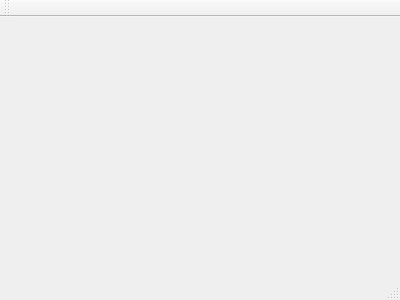
Before: the Qt Designer form 01_calc/mainwindow.ui in highsung/qt, drawn with Qt 5.
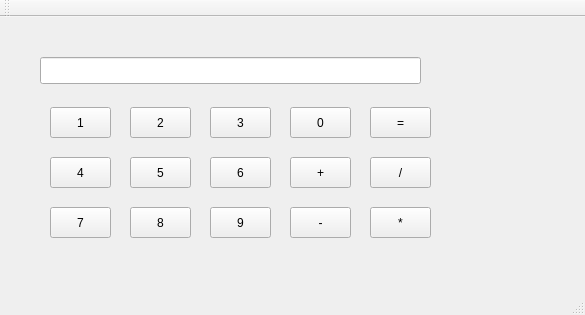
After: the same form once the commit is applied.

The edit to the form file:
```diff
--- a/01_calc/mainwindow.ui
+++ b/01_calc/mainwindow.ui
@@ -1,24 +1,245 @@
 <ui version="4.0">
  <class>MainWindow</class>
- <widget class="QMainWindow" name="MainWindow" >
-  <property name="geometry" >
+ <widget class="QMainWindow" name="MainWindow">
+  <property name="geometry">
    <rect>
     <x>0</x>
     <y>0</y>
-    <width>400</width>
-    <height>300</height>
+    <width>585</width>
+    <height>315</height>
    </rect>
   </property>
   <property name="windowTitle" >
    <string>MainWindow</string>
   </property>
-  <widget class="QMenuBar" name="menuBar" />
-  <widget class="QToolBar" name="mainToolBar" />
-  <widget class="QWidget" name="centralWidget" />
-  <widget class="QStatusBar" name="statusBar" />
+  <widget class="QWidget" name="centralWidget">
+   <widget class="QLineEdit" name="lineEdit">
+    <property name="geometry">
+     <rect>
+      <x>40</x>
+      <y>40</y>
+      <width>381</width>
+      <height>27</height>
+     </rect>
+    </property>
+   </widget>
+   <widget class="QPushButton" name="pushButton">
+    <property name="geometry">
+     <rect>
+      <x>50</x>
+      <y>90</y>
+      <width>61</width>
+      <height>31</height>
+     </rect>
+    </property>
+    <property name="text">
+     <string>1</string>
+    </property>
+   </widget>
+   <widget class="QPushButton" name="pushButton_2">
+    <property name="geometry">
+     <rect>
+      <x>130</x>
+      <y>90</y>
+      <width>61</width>
+      <height>31</height>
+     </rect>
+    </property>
+    <property name="text">
+     <string>2</string>
+    </property>
+   </widget>
+   <widget class="QPushButton" name="pushButton_3">
+    <property name="geometry">
+     <rect>
+      <x>210</x>
+      <y>90</y>
+      <width>61</width>
+      <height>31</height>
+     </rect>
+    </property>
+    <property name="text">
+     <string>3</string>
+    </property>
+   </widget>
+   <widget class="QPushButton" name="pushButton_4">
+    <property name="geometry">
+     <rect>
+      <x>210</x>
+      <y>140</y>
+      <width>61</width>
+      <height>31</height>
+     </rect>
+    </property>
+    <property name="text">
+     <string>6</string>
+    </property>
+   </widget>
+   <widget class="QPushButton" name="pushButton_5">
+    <property name="geometry">
+     <rect>
+      <x>130</x>
+      <y>140</y>
+      <width>61</width>
+      <height>31</height>
+     </rect>
+    </property>
+    <property name="text">
+     <string>5</string>
+    </property>
+   </widget>
+   <widget class="QPushButton" name="pushButton_6">
+    <property name="geometry">
+     <rect>
+      <x>50</x>
+      <y>140</y>
+      <width>61</width>
+      <height>31</height>
+     </rect>
+    </property>
+    <property name="text">
+     <string>4</string>
+    </property>
+   </widget>
+   <widget class="QPushButton" name="pushButton_7">
+    <property name="geometry">
+     <rect>
+      <x>210</x>
+      <y>190</y>
+      <width>61</width>
+      <height>31</height>
+     </rect>
+    </property>
+    <property name="text">
+     <string>9</string>
+    </property>
+   </widget>
+   <widget class="QPushButton" name="pushButton_8">
+    <property name="geometry">
+     <rect>
+      <x>50</x>
+      <y>190</y>
+      <width>61</width>
+      <height>31</height>
+     </rect>
+    </property>
+    <property name="text">
+     <string>7</string>
+    </property>
+   </widget>
+   <widget class="QPushButton" name="pushButton_9">
+    <property name="geometry">
+     <rect>
+      <x>130</x>
+      <y>190</y>
+      <width>61</width>
+      <height>31</height>
+     </rect>
+    </property>
+    <property name="text">
+     <string>8</string>
+    </property>
+   </widget>
+   <widget class="QPushButton" name="pushButton_10">
+    <property name="geometry">
+     <rect>
+      <x>290</x>
+      <y>190</y>
+      <width>61</width>
+      <height>31</height>
+     </rect>
+    </property>
+    <property name="text">
+     <string>-</string>
+    </property>
+   </widget>
+   <widget class="QPushButton" name="pushButton_11">
+    <property name="geometry">
+     <rect>
+      <x>370</x>
+      <y>90</y>
+      <width>61</width>
+      <height>31</height>
+     </rect>
+    </property>
+    <property name="text">
+     <string>=</string>
+    </property>
+   </widget>
+   <widget class="QPushButton" name="pushButton_12">
+    <property name="geometry">
+     <rect>
+      <x>290</x>
+      <y>90</y>
+      <width>61</width>
+      <height>31</height>
+     </rect>
+    </property>
+    <property name="text">
+     <string>0</string>
+    </property>
+   </widget>
+   <widget class="QPushButton" name="pushButton_13">
+    <property name="geometry">
+     <rect>
+      <x>290</x>
+      <y>140</y>
+      <width>61</width>
+      <height>31</height>
+     </rect>
+    </property>
+    <property name="text">
+     <string>+</string>
+    </property>
+   </widget>
+   <widget class="QPushButton" name="pushButton_14">
+    <property name="geometry">
+     <rect>
+      <x>370</x>
+      <y>140</y>
+      <width>61</width>
+      <height>31</height>
+     </rect>
+    </property>
+    <property name="text">
+     <string>/</string>
+    </property>
+   </widget>
+   <widget class="QPushButton" name="pushButton_15">
+    <property name="geometry">
+     <rect>
+      <x>370</x>
+      <y>190</y>
+      <width>61</width>
+      <height>31</height>
+     </rect>
+    </property>
+    <property name="text">
+     <string>*</string>
+    </property>
+   </widget>
+  </widget>
+  <widget class="QMenuBar" name="menuBar">
+   <property name="geometry">
+    <rect>
+     <x>0</x>
+     <y>0</y>
+     <width>585</width>
+     <height>25</height>
+    </rect>
+   </property>
+  </widget>
+  <widget class="QToolBar" name="mainToolBar">
+   <attribute name="toolBarArea">
+    <enum>TopToolBarArea</enum>
+   </attribute>
+   <attribute name="toolBarBreak">
+    <bool>false</bool>
+   </attribute>
+  </widget>
+  <widget class="QStatusBar" name="statusBar"/>
  </widget>
- <layoutDefault spacing="6" margin="11" />
- <pixmapfunction></pixmapfunction>
+ <layoutdefault spacing="6" margin="11"/>
  <resources/>
  <connections/>
 </ui>
```
Left out of the diff: 6 changed lines with no effect on the pictures.
